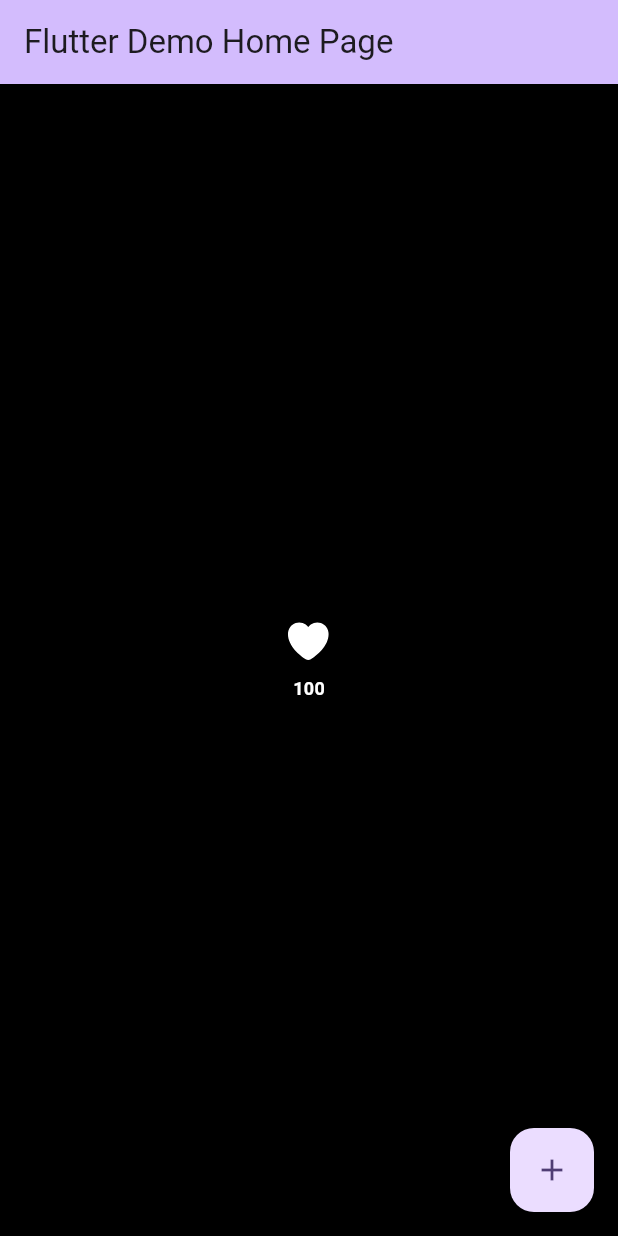
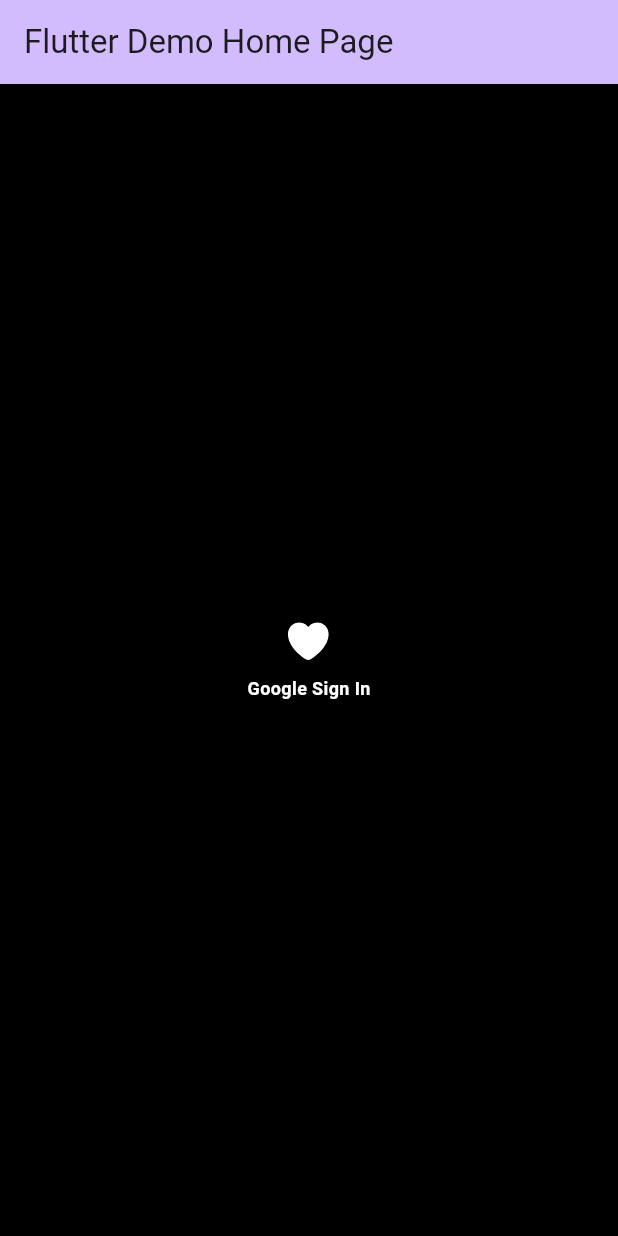
Before and after one commit to LuuNgocLan/Flutter-TikTok-Clone, a Flutter app: the screen it shows after launch, on a phone screen of 412 x 824 dp. Run offline on Flutter 3.47's test engine with Material 3 defaults, Android fonts, the phone set to English and light mode, and no system bars; our stand-ins replace firebase_core, flutter_svg, google_sign_in; accounts and stored records are empty.

Commit message:
feat(google-sign-in): implement gg sign in

```diff
--- a/lib/main.dart
+++ b/lib/main.dart
@@ -1,6 +1,7 @@
 import 'package:firebase_core/firebase_core.dart';
 import 'package:flutter/material.dart';
 import 'package:flutter_svg/svg.dart';
+import 'package:google_sign_in/google_sign_in.dart';
 import 'package:tiktok_clone/firebase_options.dart';
 import 'package:tiktok_clone/utils/widgets/ui_button.dart';
 
@@ -38,14 +39,14 @@ class MyHomePage extends StatefulWidget {
 }
 
 class _MyHomePageState extends State<MyHomePage> {
-  int _counter = 0;
+  final ValueNotifier<GoogleSignInAccount?> _googleSignInAccount =
+      ValueNotifier<GoogleSignInAccount?>(null);
 
-  void _incrementCounter() {
-    setState(() {
-      _counter++;
-    });
-  }
-
+  final GoogleSignIn _googleSignIn = GoogleSignIn(scopes: [
+    'email',
+    'openid',
+    'profile',
+  ]);
   @override
   Widget build(BuildContext context) {
     return Scaffold(
@@ -54,18 +55,55 @@ class _MyHomePageState extends State<MyHomePage> {
         backgroundColor: Theme.of(context).colorScheme.inversePrimary,
         title: Text(widget.title),
       ),
-      body: Center(
-        child: UiButton(
-          icon: SvgPicture.asset('assets/images/ic_like_inactive.svg'),
-          value: '100',
-          onTap: () {},
-        ),
-      ),
-      floatingActionButton: FloatingActionButton(
-        onPressed: _incrementCounter,
-        tooltip: 'Increment',
-        child: const Icon(Icons.add),
-      ), // This trailing comma makes auto-formatting nicer for build methods.
+      body: ValueListenableBuilder(
+          valueListenable: _googleSignInAccount,
+          builder: (context, GoogleSignInAccount? googleSignInAccount, child) {
+            return Center(
+              child: googleSignInAccount == null
+                  ? UiButton(
+                      icon: SvgPicture.asset('assets/images/ic_like_inactive.svg'),
+                      value: 'Google Sign In',
+                      onTap: () async {
+                        try {
+                          GoogleSignInAccount? googleSignInAcc = await _googleSignIn.signIn();
+                          debugPrint("=====Google Sign In Account: $googleSignInAcc");
+                          GoogleSignInAuthentication? auth;
+                          if (googleSignInAcc != null) {
+                            auth = await googleSignInAcc.authentication;
+                          }
+                          debugPrint("=====Google Sign In Auth 1: ${auth?.idToken}");
+                          if (googleSignInAcc != null && auth?.idToken == null) {
+                            googleSignInAcc =
+                                await _googleSignIn.signInSilently(reAuthenticate: true);
+                            if (googleSignInAcc != null) {
+                              auth = await googleSignInAcc.authentication;
+                            }
+                            debugPrint("=====Google Sign In Auth: ${auth?.idToken}");
+                          }
+                          _googleSignInAccount.value = googleSignInAcc;
+                        } catch (error) {
+                          debugPrint("=====Error: $error");
+                        }
+                      },
+                    )
+                  : Column(
+                      mainAxisSize: MainAxisSize.min,
+                      children: [
+                        Image.network(
+                          googleSignInAccount.photoUrl ?? '',
+                          width: 68,
+                          height: 68,
+                        ),
+                        const SizedBox(height: 32),
+                        Text(
+                          googleSignInAccount.displayName ?? '',
+                          style: const TextStyle(
+                              fontSize: 20, fontWeight: FontWeight.bold, color: Colors.white),
+                        )
+                      ],
+                    ),
+            );
+          }),
     );
   }
 }
```
Also changed, not shown: pubspec.yaml (+3 -38 lines), lib/firebase_options.dart, 1 other file.
